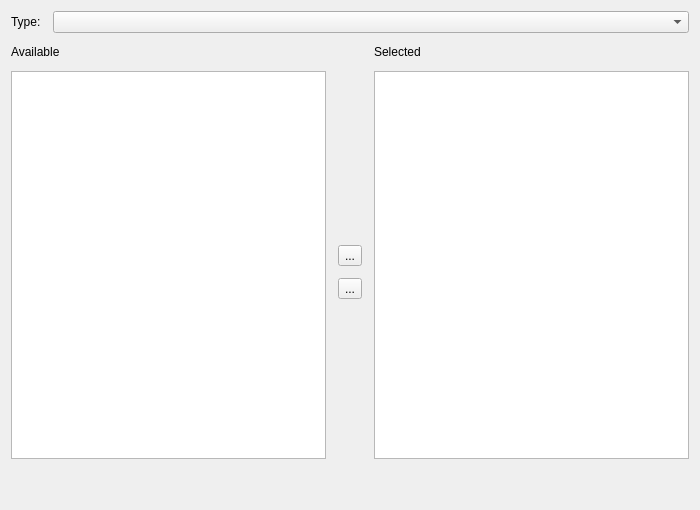
Before: the Qt Designer form plugins/extensions/resourcemanager/pagetagchooser.ui in KDE/krita, drawn with Qt 5.
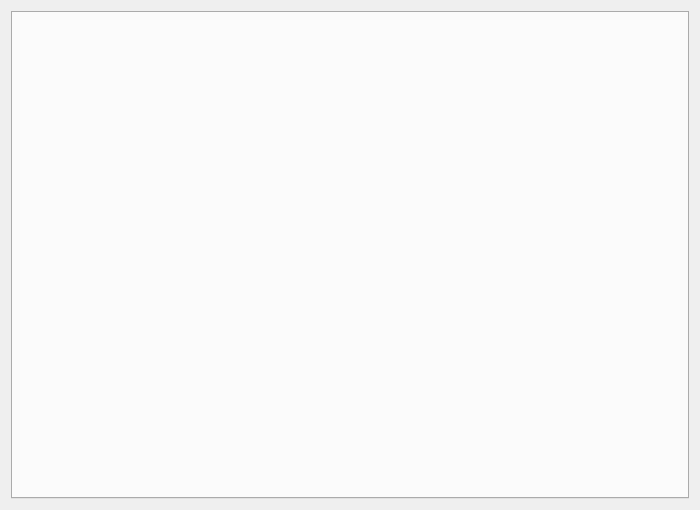
After: the same form once the commit is applied.

```diff
--- a/plugins/extensions/resourcemanager/pagetagchooser.ui
+++ b/plugins/extensions/resourcemanager/pagetagchooser.ui
@@ -19,183 +19,13 @@
   <property name="windowTitle">
    <string>WizardPage</string>
   </property>
-  <layout class="QGridLayout" name="gridLayout_3">
-   <item row="0" column="0">
-    <layout class="QGridLayout" name="gridLayout_4">
-     <property name="verticalSpacing">
-      <number>12</number>
+  <layout class="QFormLayout" name="formLayout">
+   <item row="0" column="0" colspan="2">
+    <widget class="QTabWidget" name="tabWidget">
+     <property name="currentIndex">
+      <number>-1</number>
      </property>
-     <item row="0" column="0">
-      <layout class="QHBoxLayout" name="horizontalLayout_2">
-       <property name="spacing">
-        <number>12</number>
-       </property>
-       <item>
-        <widget class="QLabel" name="label_3">
-         <property name="text">
-          <string>Type:</string>
-         </property>
-        </widget>
-       </item>
-       <item>
-        <widget class="QComboBox" name="cmbResourceTypes">
-         <property name="sizePolicy">
-          <sizepolicy hsizetype="MinimumExpanding" vsizetype="Fixed">
-           <horstretch>0</horstretch>
-           <verstretch>0</verstretch>
-          </sizepolicy>
-         </property>
-         <property name="insertPolicy">
-          <enum>QComboBox::InsertAlphabetically</enum>
-         </property>
-        </widget>
-       </item>
-      </layout>
-     </item>
-     <item row="1" column="0">
-      <layout class="QHBoxLayout" name="horizontalLayout_3">
-       <property name="spacing">
-        <number>12</number>
-       </property>
-       <item>
-        <layout class="QGridLayout" name="gridLayout">
-         <property name="leftMargin">
-          <number>0</number>
-         </property>
-         <property name="spacing">
-          <number>12</number>
-         </property>
-         <item row="1" column="1">
-          <widget class="QListWidget" name="tableAvailable">
-           <property name="minimumSize">
-            <size>
-             <width>0</width>
-             <height>350</height>
-            </size>
-           </property>
-           <property name="spacing">
-            <number>2</number>
-           </property>
-          </widget>
-         </item>
-         <item row="0" column="1">
-          <widget class="QLabel" name="label_4">
-           <property name="text">
-            <string>Available</string>
-           </property>
-          </widget>
-         </item>
-         <item row="2" column="1">
-          <spacer name="verticalSpacer">
-           <property name="orientation">
-            <enum>Qt::Vertical</enum>
-           </property>
-           <property name="sizeType">
-            <enum>QSizePolicy::Fixed</enum>
-           </property>
-           <property name="sizeHint" stdset="0">
-            <size>
-             <width>20</width>
-             <height>40</height>
-            </size>
-           </property>
-          </spacer>
-         </item>
-        </layout>
-       </item>
-       <item>
-        <layout class="QVBoxLayout" name="verticalLayout">
-         <property name="spacing">
-          <number>12</number>
-         </property>
-         <item>
-          <spacer name="verticalSpacer_4">
-           <property name="orientation">
-            <enum>Qt::Vertical</enum>
-           </property>
-           <property name="sizeHint" stdset="0">
-            <size>
-             <width>20</width>
-             <height>40</height>
-            </size>
-           </property>
-          </spacer>
-         </item>
-         <item>
-          <widget class="QToolButton" name="bnAdd">
-           <property name="text">
-            <string>...</string>
-           </property>
-          </widget>
-         </item>
-         <item>
-          <widget class="QToolButton" name="bnRemove">
-           <property name="text">
-            <string>...</string>
-           </property>
-          </widget>
-         </item>
-         <item>
-          <spacer name="verticalSpacer_3">
-           <property name="orientation">
-            <enum>Qt::Vertical</enum>
-           </property>
-           <property name="sizeHint" stdset="0">
-            <size>
-             <width>20</width>
-             <height>40</height>
-            </size>
-           </property>
-          </spacer>
-         </item>
-        </layout>
-       </item>
-       <item>
-        <layout class="QGridLayout" name="gridLayout_2">
-         <property name="spacing">
-          <number>12</number>
-         </property>
-         <item row="1" column="0">
-          <widget class="QListWidget" name="tableSelected">
-           <property name="minimumSize">
-            <size>
-             <width>0</width>
-             <height>350</height>
-            </size>
-           </property>
-           <property name="spacing">
-            <number>2</number>
-           </property>
-          </widget>
-         </item>
-         <item row="0" column="0">
-          <widget class="QLabel" name="label_6">
-           <property name="text">
-            <string>Selected</string>
-           </property>
-          </widget>
-         </item>
-         <item row="2" column="0">
-          <spacer name="verticalSpacer_2">
-           <property name="orientation">
-            <enum>Qt::Vertical</enum>
-           </property>
-           <property name="sizeType">
-            <enum>QSizePolicy::Fixed</enum>
-           </property>
-           <property name="sizeHint" stdset="0">
-            <size>
-             <width>20</width>
-             <height>40</height>
-            </size>
-           </property>
-          </spacer>
-         </item>
-        </layout>
-       </item>
-      </layout>
-     </item>
-    </layout>
+    </widget>
    </item>
   </layout>
  </widget>
```
